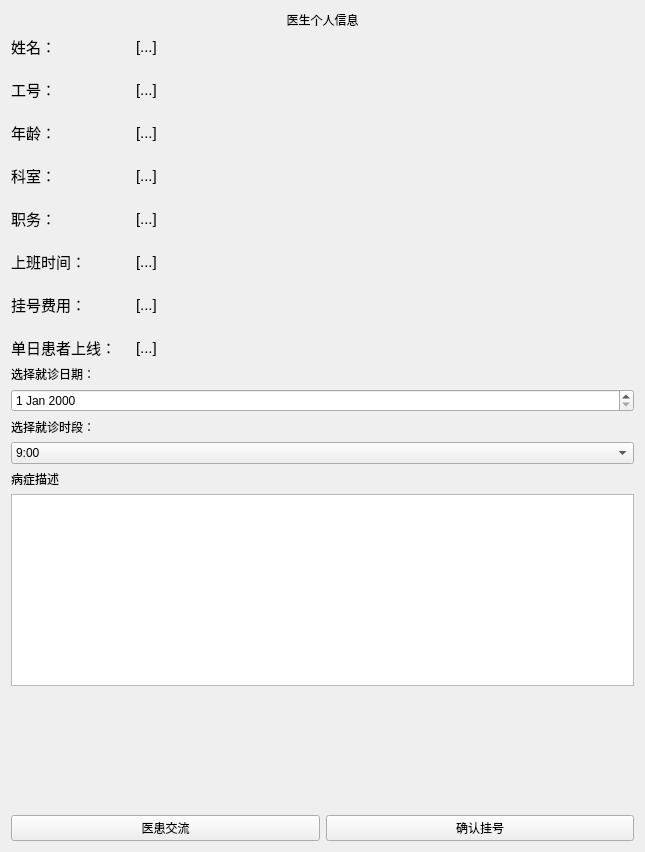
First picture: the form in client/patient/doctorinfo.ui, repository laonuo2004/cpp-qt-medical-system, before the edit.
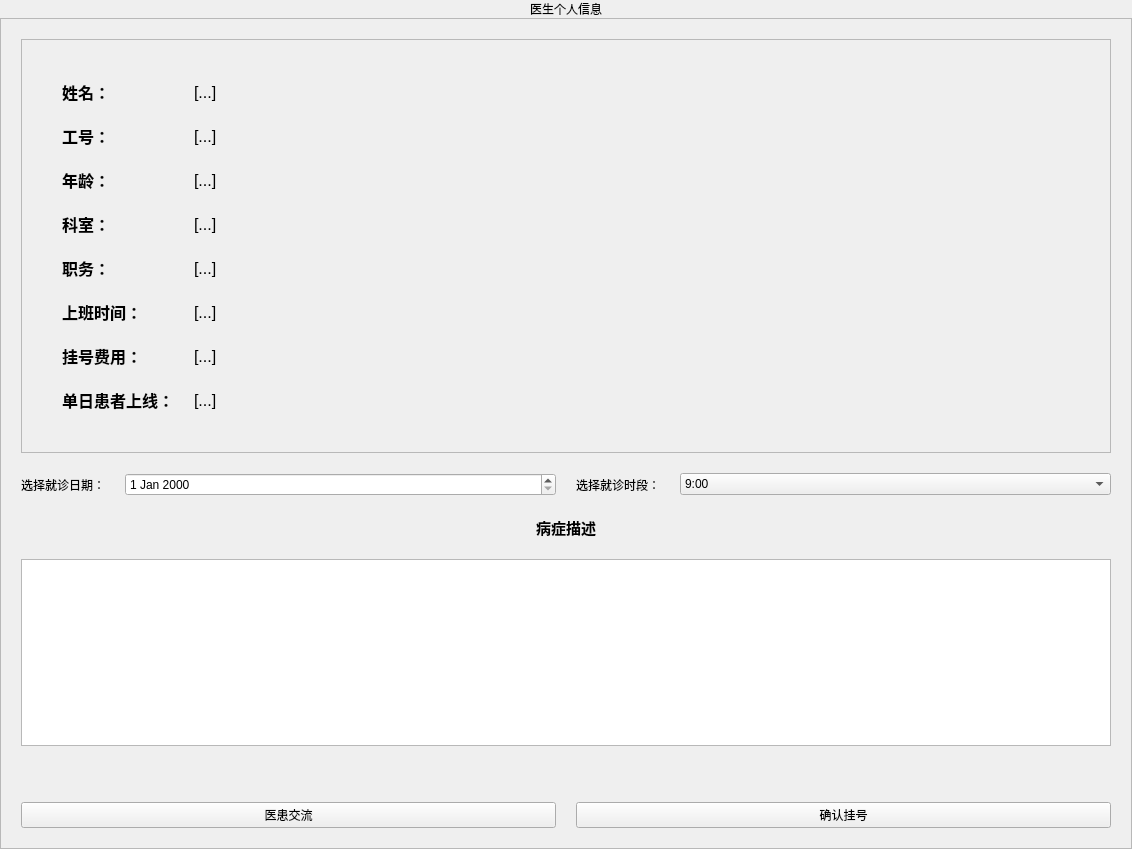
Second picture: the form after the edit. Icons and pictures are not drawn.

Patch:
```diff
--- a/client/patient/doctorinfo.ui
+++ b/client/patient/doctorinfo.ui
@@ -6,16 +6,31 @@
    <rect>
     <x>0</x>
     <y>0</y>
-    <width>645</width>
-    <height>852</height>
+    <width>1132</width>
+    <height>849</height>
    </rect>
   </property>
   <property name="windowTitle">
    <string>医生详细信息</string>
   </property>
-  <layout class="QVBoxLayout" name="verticalLayout_2">
+  <layout class="QVBoxLayout" name="verticalLayout_4">
+   <property name="spacing">
+    <number>0</number>
+   </property>
+   <property name="leftMargin">
+    <number>0</number>
+   </property>
+   <property name="topMargin">
+    <number>0</number>
+   </property>
+   <property name="rightMargin">
+    <number>0</number>
+   </property>
+   <property name="bottomMargin">
+    <number>0</number>
+   </property>
    <item>
-    <widget class="QLabel" name="HeaderLabel">
+    <widget class="QLabel" name="fullHeaderLabel">
      <property name="text">
       <string>医生个人信息</string>
      </property>
@@ -25,6 +40,57 @@
     </widget>
    </item>
    <item>
+    <widget class="QFrame" name="frame">
+     <property name="frameShape">
+      <enum>QFrame::StyledPanel</enum>
+     </property>
+     <property name="frameShadow">
+      <enum>QFrame::Raised</enum>
+     </property>
+     <layout class="QVBoxLayout" name="verticalLayout_2">
+      <property name="spacing">
+       <number>20</number>
+      </property>
+      <property name="leftMargin">
+       <number>20</number>
+      </property>
+      <property name="topMargin">
+       <number>20</number>
+      </property>
+      <property name="rightMargin">
+       <number>20</number>
+      </property>
+      <property name="bottomMargin">
+       <number>20</number>
+      </property>
+      <item>
+       <widget class="QFrame" name="frame_2">
+        <property name="frameShape">
+         <enum>QFrame::StyledPanel</enum>
+        </property>
+        <property name="frameShadow">
+         <enum>QFrame::Raised</enum>
+        </property>
+        <property name="class" stdset="0">
+         <string>cardFrame</string>
+        </property>
+        <layout class="QVBoxLayout" name="verticalLayout_3">
+         <property name="spacing">
+          <number>20</number>
+         </property>
+         <property name="leftMargin">
+          <number>40</number>
+         </property>
+         <property name="topMargin">
+          <number>40</number>
+         </property>
+         <property name="rightMargin">
+          <number>40</number>
+         </property>
+         <property name="bottomMargin">
+          <number>40</number>
+         </property>
+         <item>
     <layout class="QHBoxLayout" name="horizontalLayout_2">
      <item>
       <layout class="QFormLayout" name="formLayout">
@@ -53,7 +119,9 @@
         <widget class="QLabel" name="label">
          <property name="font">
           <font>
-           <pointsize>11</pointsize>
+                 <pointsize>12</pointsize>
+                 <weight>75</weight>
+                 <bold>true</bold>
           </font>
          </property>
          <property name="text">
@@ -65,7 +133,7 @@
         <widget class="QLabel" name="nameInput">
          <property name="font">
           <font>
-           <pointsize>11</pointsize>
+                 <pointsize>12</pointsize>
           </font>
          </property>
          <property name="text">
@@ -77,7 +145,9 @@
         <widget class="QLabel" name="label_2">
          <property name="font">
           <font>
-           <pointsize>11</pointsize>
+                 <pointsize>12</pointsize>
+                 <weight>75</weight>
+                 <bold>true</bold>
           </font>
          </property>
          <property name="text">
@@ -89,7 +159,7 @@
         <widget class="QLabel" name="idInput">
          <property name="font">
           <font>
-           <pointsize>11</pointsize>
+                 <pointsize>12</pointsize>
           </font>
          </property>
          <property name="text">
@@ -101,7 +171,9 @@
         <widget class="QLabel" name="label_3">
          <property name="font">
           <font>
-           <pointsize>11</pointsize>
+                 <pointsize>12</pointsize>
+                 <weight>75</weight>
+                 <bold>true</bold>
           </font>
          </property>
          <property name="text">
@@ -113,7 +185,7 @@
         <widget class="QLabel" name="ageInput">
          <property name="font">
           <font>
-           <pointsize>11</pointsize>
+                 <pointsize>12</pointsize>
           </font>
          </property>
          <property name="text">
@@ -125,7 +197,9 @@
         <widget class="QLabel" name="label_5">
          <property name="font">
           <font>
-           <pointsize>11</pointsize>
+                 <pointsize>12</pointsize>
+                 <weight>75</weight>
+                 <bold>true</bold>
           </font>
          </property>
          <property name="text">
@@ -137,7 +211,7 @@
         <widget class="QLabel" name="departmentInput">
          <property name="font">
           <font>
-           <pointsize>11</pointsize>
+                 <pointsize>12</pointsize>
           </font>
          </property>
          <property name="text">
@@ -149,7 +223,9 @@
         <widget class="QLabel" name="label_6">
          <property name="font">
           <font>
-           <pointsize>11</pointsize>
+                 <pointsize>12</pointsize>
+                 <weight>75</weight>
+                 <bold>true</bold>
           </font>
          </property>
          <property name="text">
@@ -161,7 +237,7 @@
         <widget class="QLabel" name="titleInput">
          <property name="font">
           <font>
-           <pointsize>11</pointsize>
+                 <pointsize>12</pointsize>
           </font>
          </property>
          <property name="text">
@@ -173,7 +249,9 @@
         <widget class="QLabel" name="label_4">
          <property name="font">
           <font>
-           <pointsize>11</pointsize>
+                 <pointsize>12</pointsize>
+                 <weight>75</weight>
+                 <bold>true</bold>
           </font>
          </property>
          <property name="text">
@@ -185,7 +263,7 @@
         <widget class="QLabel" name="workTimeInput">
          <property name="font">
           <font>
-           <pointsize>11</pointsize>
+                 <pointsize>12</pointsize>
           </font>
          </property>
          <property name="text">
@@ -197,7 +275,9 @@
         <widget class="QLabel" name="label_15">
          <property name="font">
           <font>
-           <pointsize>11</pointsize>
+                 <pointsize>12</pointsize>
+                 <weight>75</weight>
+                 <bold>true</bold>
           </font>
          </property>
          <property name="text">
@@ -209,7 +289,7 @@
         <widget class="QLabel" name="priceInput">
          <property name="font">
           <font>
-           <pointsize>11</pointsize>
+                 <pointsize>12</pointsize>
           </font>
          </property>
          <property name="text">
@@ -221,7 +301,9 @@
         <widget class="QLabel" name="label_17">
          <property name="font">
           <font>
-           <pointsize>11</pointsize>
+                 <pointsize>12</pointsize>
+                 <weight>75</weight>
+                 <bold>true</bold>
           </font>
          </property>
          <property name="text">
@@ -233,7 +315,7 @@
         <widget class="QLabel" name="maxPatientInput">
          <property name="font">
           <font>
-           <pointsize>11</pointsize>
+                 <pointsize>12</pointsize>
           </font>
          </property>
          <property name="text">
@@ -261,8 +343,11 @@
      </item>
     </layout>
    </item>
+        </layout>
+       </widget>
+      </item>
    <item>
-    <layout class="QVBoxLayout" name="verticalLayout">
+       <layout class="QHBoxLayout" name="horizontalLayout_3">
      <item>
       <widget class="QLabel" name="label_14">
        <property name="text">
@@ -272,41 +357,12 @@
      </item>
      <item>
       <widget class="QDateEdit" name="dateEdit">
-       <item>
-        <property name="text">
-         <string>2025-09-05</string>
-        </property>
-       </item>
-       <item>
-        <property name="text">
-         <string>2025-09-06</string>
-        </property>
-       </item>
-       <item>
-        <property name="text">
-         <string>2025-09-07</string>
-        </property>
-       </item>
-       <item>
-        <property name="text">
-         <string>2025-09-08</string>
-        </property>
-       </item>
-       <item>
-        <property name="text">
-         <string>2025-09-09</string>
-        </property>
-       </item>
-       <item>
-        <property name="text">
-         <string>2025-09-10</string>
-        </property>
-       </item>
-       <item>
-        <property name="text">
-         <string>2025-09-11</string>
-        </property>
-       </item>
+          <property name="sizePolicy">
+           <sizepolicy hsizetype="Expanding" vsizetype="Fixed">
+            <horstretch>0</horstretch>
+            <verstretch>0</verstretch>
+           </sizepolicy>
+          </property>
       </widget>
      </item>
      <item>
@@ -318,6 +374,12 @@
      </item>
      <item>
       <widget class="QComboBox" name="availableTime">
+          <property name="sizePolicy">
+           <sizepolicy hsizetype="Expanding" vsizetype="Fixed">
+            <horstretch>0</horstretch>
+            <verstretch>0</verstretch>
+           </sizepolicy>
+          </property>
        <item>
         <property name="text">
          <string>9:00</string>
@@ -359,9 +421,19 @@
    </item>
    <item>
     <widget class="QLabel" name="label_19">
+        <property name="font">
+         <font>
+          <pointsize>11</pointsize>
+          <weight>75</weight>
+          <bold>true</bold>
+         </font>
+        </property>
      <property name="text">
       <string>病症描述</string>
      </property>
+        <property name="alignment">
+         <set>Qt::AlignCenter</set>
+        </property>
     </widget>
    </item>
    <item>
@@ -397,6 +469,9 @@
       </widget>
      </item>
     </layout>
+      </item>
+     </layout>
+    </widget>
    </item>
   </layout>
  </widget>
```
Lines whose indentation alone changed are shown as unchanged.
